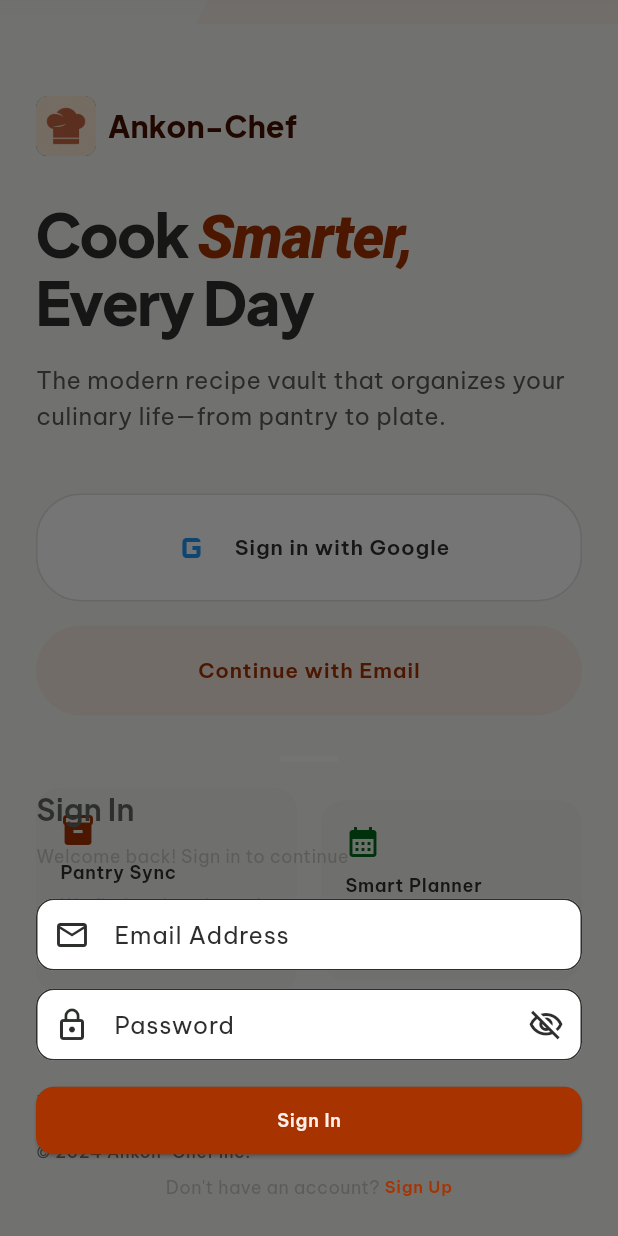
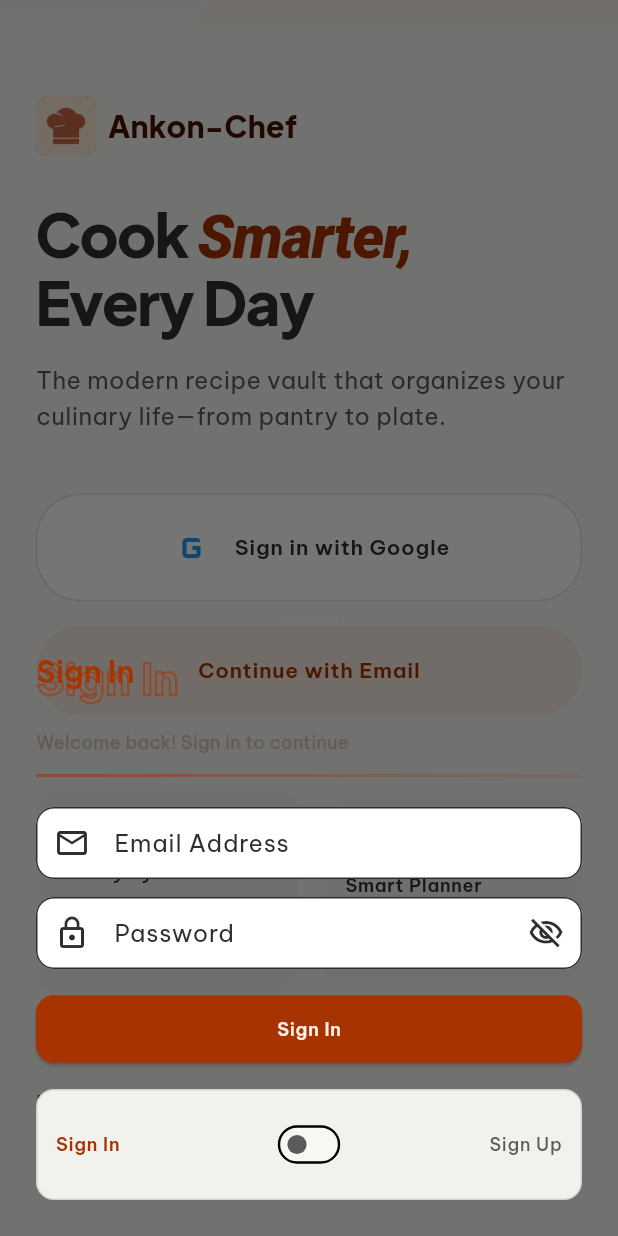
Before and after one commit to AshrafiAnkon/ankon-chef, a Flutter app: the screen it shows after launch, scrolled down 384 dp, after a tap on "Continue with Email", on a phone screen of 412 x 824 dp. Run offline on Flutter 3.47's test engine with Material 3 defaults, Android fonts, the phone set to English and light mode, and no system bars; our stand-ins replace cached_network_image, cloud_firestore, equatable, firebase_auth, firebase_core, go_router and 6 more; accounts and stored records are empty; generated files the repository leaves out were written again; network calls fail; statements that could not run were skipped.

Commit message:
updated email login design

```diff
--- a/lib/ui/widgets/email_login_modal.dart
+++ b/lib/ui/widgets/email_login_modal.dart
@@ -165,12 +165,51 @@
                 ),
               ),
 
-              // Title
+              // Title with elegant stroke border effect
+              Column(
+                crossAxisAlignment: CrossAxisAlignment.start,
+                children: [
+                  Stack(
+                    children: [
+                      // Stroked text as border
                       Text(
                         _isSignUp ? 'Create Account' : 'Sign In',
-                style: AppTextStyles.h4.copyWith(color: AppColors.onBackground),
+                        style: TextStyle(
+                          fontSize: 28,
+                          fontWeight: FontWeight.w700,
+                          foreground: Paint()
+                            ..style = PaintingStyle.stroke
+                            ..strokeWidth = 1.5
+                            ..color = AppColors.primary.withAlpha(150),
                         ),
-              const SizedBox(height: 8),
+                      ),
+                      // Solid text as fill
+                      Text(
+                        _isSignUp ? 'Create Account' : 'Sign In',
+                        style: AppTextStyles.h4.copyWith(
+                          color: AppColors.primary,
+                          fontWeight: FontWeight.w700,
+                        ),
+                      ),
+                    ],
+                  ),
+                  const SizedBox(height: 12),
+                  Stack(
+                    children: [
+                      // Stroked text as border
+                      Text(
+                        _isSignUp
+                            ? 'Join Ankon-Chef to start organizing your recipes'
+                            : 'Welcome back! Sign in to continue',
+                        style: TextStyle(
+                          fontSize: 12,
+                          foreground: Paint()
+                            ..style = PaintingStyle.stroke
+                            ..strokeWidth = 0.5
+                            ..color = AppColors.primary.withAlpha(80),
+                        ),
+                      ),
+                      // Solid text as fill
                       Text(
                         _isSignUp
                             ? 'Join Ankon-Chef to start organizing your recipes'
@@ -178,6 +217,22 @@
                         style: AppTextStyles.bodySmall.copyWith(
                           color: AppColors.onSurfaceVariant,
                         ),
+                      ),
+                    ],
+                  ),
+                  const SizedBox(height: 12),
+                  Container(
+                    height: 2,
+                    decoration: BoxDecoration(
+                      gradient: LinearGradient(
+                        colors: [
+                          AppColors.primary.withAlpha(150),
+                          AppColors.primary.withAlpha(30),
+                        ],
+                      ),
+                    ),
+                  ),
+                ],
               ),
               const SizedBox(height: 20),
 
@@ -301,36 +356,60 @@
                         style: AppTextStyles.labelMedium,
                       ),
               ),
-              const SizedBox(height: 12),
+              const SizedBox(height: 16),
 
-              // Toggle Mode Button
-              Row(
-                mainAxisAlignment: MainAxisAlignment.center,
+              // Toggle Mode Switch
+              Container(
+                padding: const EdgeInsets.symmetric(
+                  horizontal: 12,
+                  vertical: 12,
+                ),
+                decoration: BoxDecoration(
+                  color: AppColors.surfaceContainerLow,
+                  borderRadius: BorderRadius.circular(12),
+                  border: Border.all(color: AppColors.outline.withAlpha(64)),
+                ),
+                child: Row(
+                  mainAxisAlignment: MainAxisAlignment.spaceBetween,
                   children: [
-                  Text(
-                    _isSignUp
-                        ? 'Already have an account? '
-                        : 'Don\'t have an account? ',
-                    style: AppTextStyles.bodySmall.copyWith(
-                      color: AppColors.onSurfaceVariant,
+                    Expanded(
+                      child: Text(
+                        _isSignUp ? 'Sign Up' : 'Sign In',
+                        style: AppTextStyles.labelMedium.copyWith(
+                          color: !_isSignUp
+                              ? AppColors.primary
+                              : AppColors.onSurfaceVariant,
+                          fontWeight: !_isSignUp
+                              ? FontWeight.w600
+                              : FontWeight.w500,
                         ),
                       ),
-                  TextButton(
-                    onPressed: _toggleAuthMode,
-                    style: TextButton.styleFrom(
-                      padding: EdgeInsets.zero,
-                      minimumSize: const Size(0, 0),
-                      tapTargetSize: MaterialTapTargetSize.shrinkWrap,
                     ),
+                    Transform.scale(
+                      scale: 0.8,
+                      child: Switch(
+                        value: _isSignUp,
+                        onChanged: (value) => _toggleAuthMode(),
+                        activeThumbColor: AppColors.primary,
+                        inactiveThumbColor: AppColors.onSurfaceVariant,
+                      ),
+                    ),
+                    Expanded(
                       child: Text(
-                      _isSignUp ? 'Sign In' : 'Sign Up',
-                      style: AppTextStyles.labelSmall.copyWith(
-                        color: AppColors.primary,
-                        fontWeight: FontWeight.w600,
+                        'Sign Up',
+                        textAlign: TextAlign.right,
+                        style: AppTextStyles.labelMedium.copyWith(
+                          color: _isSignUp
+                              ? AppColors.primary
+                              : AppColors.onSurfaceVariant,
+                          fontWeight: _isSignUp
+                              ? FontWeight.w600
+                              : FontWeight.w500,
                         ),
                       ),
                     ),
                   ],
+                ),
               ),
             ],
           ),
```
Lines whose indentation alone changed are shown as unchanged.
